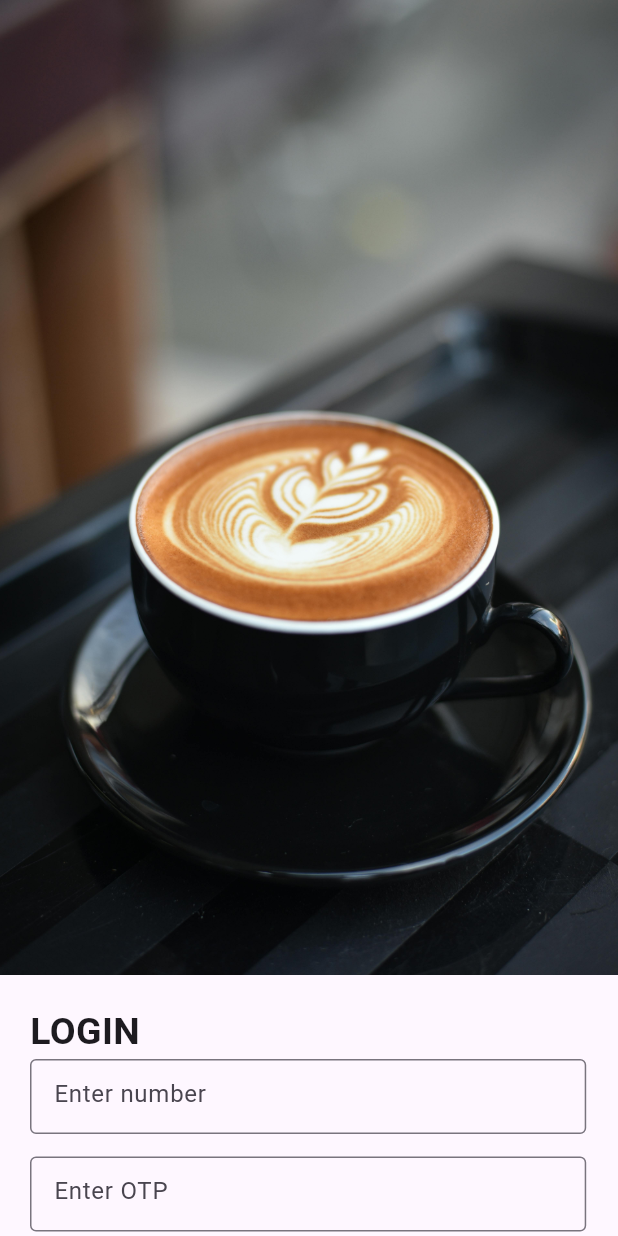
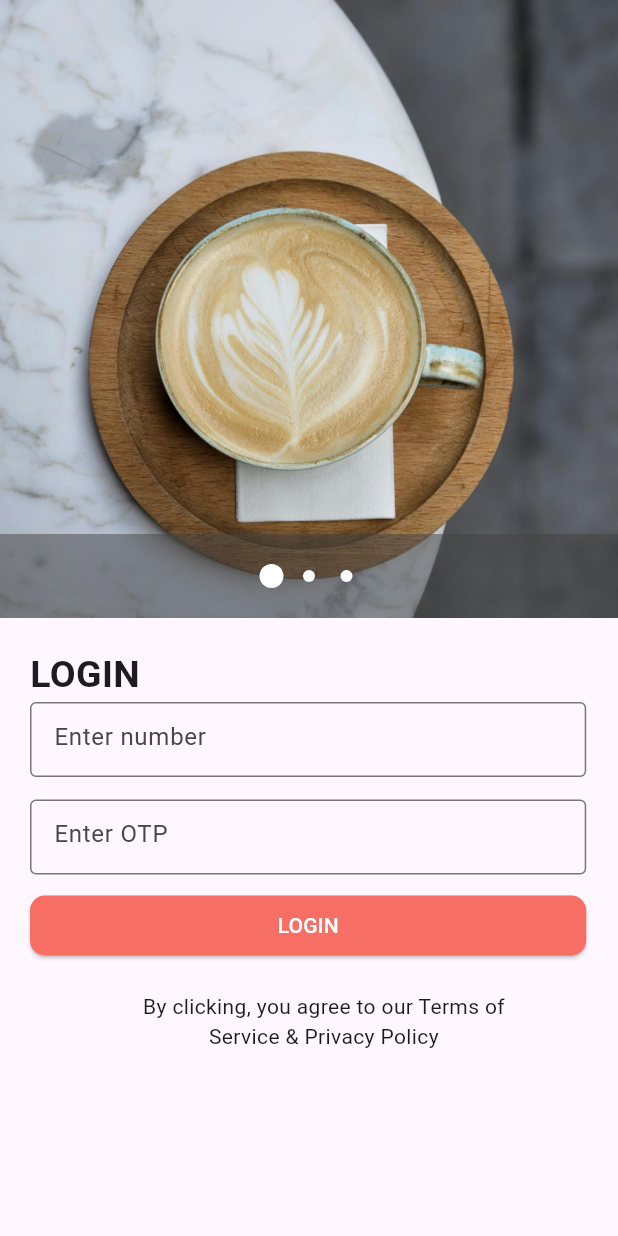
Before and after one commit to FCPongs/Flutter_SimpleMSA, a Flutter app: the screen it shows after launch, after a tap on "LOGIN", on a phone screen of 412 x 824 dp. Run offline on Flutter 3.47's test engine with Material 3 defaults, Android fonts, the phone set to English and light mode, and no system bars; our stand-ins replace another_carousel_pro, font_awesome_flutter.

Commit message:
Carousel added, images added

```diff
--- a/lib/main.dart
+++ b/lib/main.dart
@@ -9,11 +9,13 @@ void main() {
 }
 
 class MainApp extends StatelessWidget {
+
   const MainApp({super.key});
 
   @override
   Widget build(BuildContext context) {
     return MaterialApp(
+      debugShowCheckedModeBanner: false,
       initialRoute: '/',
 
       routes: {
--- a/lib/screens/login.dart
+++ b/lib/screens/login.dart
@@ -1,4 +1,5 @@
 import 'package:flutter/material.dart';
+import 'package:another_carousel_pro/another_carousel_pro.dart';
 
 class login extends StatelessWidget {
   const login({super.key});
@@ -10,15 +11,33 @@ class login extends StatelessWidget {
         return Column(
           crossAxisAlignment: CrossAxisAlignment.start,
           children: [
-            //! Image
             Container(
-              height: 650,
+                height: constraints.maxHeight * 0.5,
                 width: double.infinity,
-              child: Image.asset(
+                child: AnotherCarousel(
+                  images: [
+                    Image.asset(
+                      'assets/loginImages/coffee1.jpg',
+                      fit: BoxFit.cover,
+                    ),
+                    Image.asset(
                       'assets/loginImages/coffee.jpg',
                       fit: BoxFit.cover,
                     ),
-            ),
+                    const ExactAssetImage(
+                      "assets/loginImages/coffee2.jpg",
+                    )
+                  ],
+                )),
+            // //! Image
+            // Container(
+            //   height: 650,
+            //   width: double.infinity,
+            //   child: Image.asset(
+            //     'assets/loginImages/coffee.jpg',
+            //     fit: BoxFit.cover,
+            //   ),
+            // ),
             SizedBox(
               height: 20,
             ),
@@ -39,7 +58,6 @@ class login extends StatelessWidget {
                     Column(
                       crossAxisAlignment: CrossAxisAlignment.start,
                       children: [
-
                         //! Number input
                         Container(
                           width: constraints.maxWidth * 0.9,
@@ -50,7 +68,9 @@ class login extends StatelessWidget {
                                 hintText: 'Enter number'),
                           ),
                         ),
-                        const SizedBox(height: 15,),
+                        const SizedBox(
+                          height: 15,
+                        ),
                         Container(
                           width: constraints.maxWidth * 0.9,
                           height: 50,
@@ -60,36 +80,36 @@ class login extends StatelessWidget {
                                 hintText: 'Enter OTP'),
                           ),
                         ),
-                        const SizedBox(height: 10,),
+                        const SizedBox(
+                          height: 10,
+                        ),
 
                         //! OTP input
                         Container(
                           width: constraints.maxWidth * 0.9,
                           child: ElevatedButton(
                               style: ElevatedButton.styleFrom(
-                              backgroundColor: const Color.fromARGB(255, 247, 110, 100),
+                                  backgroundColor:
+                                      const Color.fromARGB(255, 247, 110, 100),
                                   foregroundColor: Colors.white,
-
                                   shape: RoundedRectangleBorder(
-                                borderRadius: BorderRadius.circular(10)
-                              )
-                            ),
-                            onPressed: () { },
+                                      borderRadius: BorderRadius.circular(10))),
+                              onPressed: () {},
                               child: Text("LOGIN")),
                         ),
                       ],
                     ),
-                    const SizedBox(height: 20,),
+                    const SizedBox(
+                      height: 20,
+                    ),
                     Center(
                       child: Container(
                         width: 250,
-                        child:
-                          const Text(
+                        child: const Text(
                           "By clicking, you agree to our Terms of Service & Privacy Policy",
                           softWrap: true,
                           textAlign: TextAlign.center,
-                            )
-                        ,
+                        ),
                       ),
                     )
                   ],
--- a/lib/screens/mainScreen.dart
+++ b/lib/screens/mainScreen.dart
@@ -1,6 +1,6 @@
 import 'package:flutter/material.dart';
 import 'package:font_awesome_flutter/font_awesome_flutter.dart';
-
+import 'package:another_carousel_pro/another_carousel_pro.dart';
 
 class mainScreen extends StatelessWidget {
   const mainScreen({super.key});
@@ -12,15 +12,29 @@ class mainScreen extends StatelessWidget {
         builder: (context, constraints) {
           return Column(
             children: [
-              //! Image
               Container(
                   height: constraints.maxHeight * 0.6,
                   width: double.infinity,
-                child: Image.asset(
-                  'assets/loginImages/coffee.jpg',
-                  fit: BoxFit.cover,
-                ),
-              ),
+                  child: AnotherCarousel(
+
+                    images: [
+                      Image.asset(
+                          'assets/loginImages/coffee1.jpg', fit: BoxFit.cover,),
+                      Image.asset(
+                          'assets/loginImages/coffee.jpg', fit: BoxFit.cover,),
+                      const ExactAssetImage("assets/loginImages/coffee2.jpg",)
+                    ],
+
+                  )),
+              //! Image
+              // Container(
+              //   height: constraints.maxHeight * 0.6,
+              //   width: double.infinity,
+              //   child: Image.asset(
+              //     'assets/loginImages/coffee.jpg',
+              //     fit: BoxFit.cover,
+              //   ),
+              // ),
 
               const SizedBox(
                 height: 10,
@@ -84,7 +98,7 @@ class mainScreen extends StatelessWidget {
                           foregroundColor: Colors.red,
                           side: const BorderSide(
                             color: Colors.black,
-                            width: 1,
+                            width: 0.5,
                           ),
                           shape: RoundedRectangleBorder(
                             borderRadius: BorderRadius.circular(10.0),
@@ -105,26 +119,29 @@ class mainScreen extends StatelessWidget {
               //! Divider
               Container(child: const Text('Divider')),
 
-              SizedBox(height: 20,),
+              SizedBox(
+                height: 30,
+              ),
 
               //! Logo buttons
-              const Row(
-                mainAxisAlignment: MainAxisAlignment.center,
-                children: [
+              const Row(mainAxisAlignment: MainAxisAlignment.center, children: [
                 FaIcon(
                   FontAwesomeIcons.google,
                   size: 25,
                   color: Color.fromARGB(255, 238, 118, 118),
                 ),
-                  SizedBox(width: 20,),
+                SizedBox(
+                  width: 20,
+                ),
                 FaIcon(
                   FontAwesomeIcons.facebook,
                   size: 25,
                   color: Colors.blue,
                 ),
-                ]
+              ]),
+              SizedBox(
+                height: constraints.maxHeight * 0.04,
               ),
-              SizedBox(height:constraints.maxHeight * 0.02,),
               //! Agreement text
               Center(
                 child: Container(
--- a/pubspec.yaml
+++ b/pubspec.yaml
@@ -23,6 +23,8 @@ flutter:
   uses-material-design: true
   assets:
     - "assets/loginImages/coffee.jpg"
+    - "assets/loginImages/coffee1.jpg"
+    - "assets/loginImages/coffee2.jpg"
 
 flutter_launcher_icons:
   android: "launcher_icon"
```
Also changed, not shown: assets/loginImages/coffee.jpg, assets/loginImages/coffee1.jpg (added), assets/loginImages/coffee2.jpg (added), assets/loginImages/coffee321.jpg (added). Lines whose indentation alone changed are shown as unchanged.
